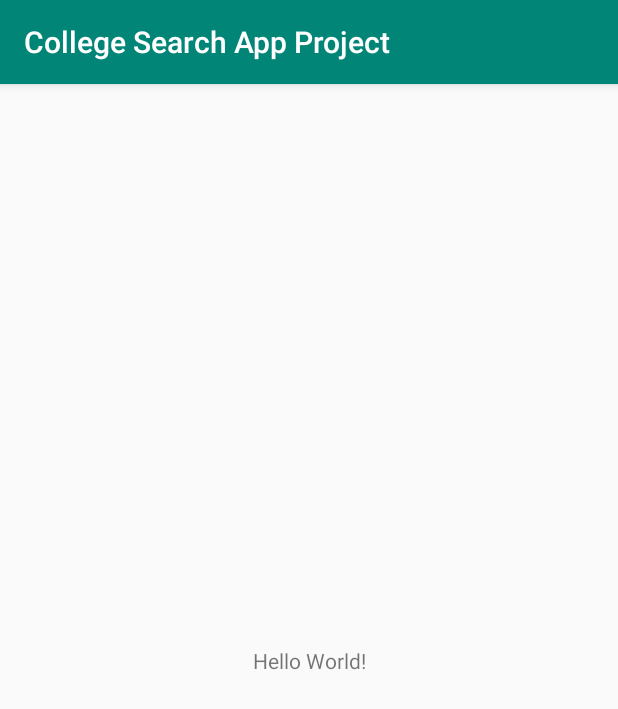
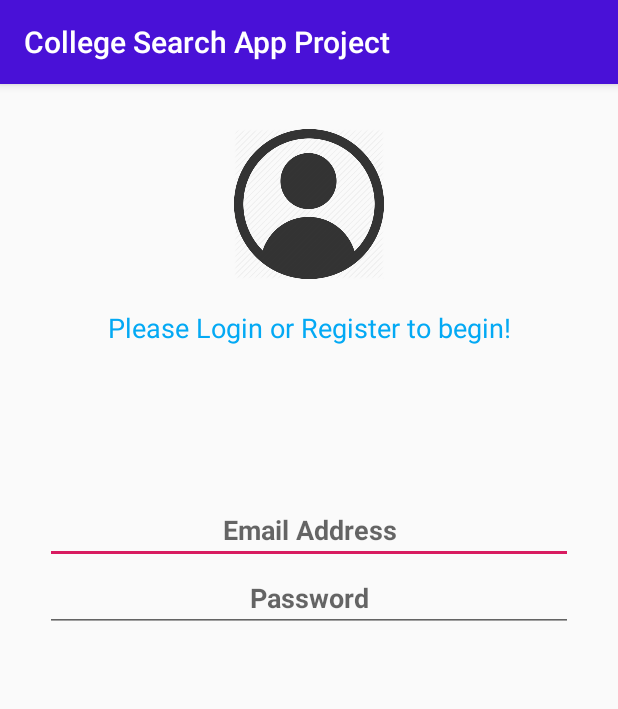
Before and after one commit to sayhimatt/CSE248, an Android app: the screen it shows after launch (MainActivity), on a phone screen of 412 x 824 dp. Shown: the top 709 px of the screen. Run offline under Robolectric (Android 15) with nearby library versions, the phone set to English and light mode, and no system bars.

Commit message:
Started Login view
Will finish up Login view and Account bag tomorrow

```diff
--- a/CollegeSearchAppProject/app/src/main/java/com/guidi/collegesearch/main/MainActivity.java
+++ b/CollegeSearchAppProject/app/src/main/java/com/guidi/collegesearch/main/MainActivity.java
@@ -9,6 +9,6 @@ public class MainActivity extends AppCompatActivity {
     @Override
     protected void onCreate(Bundle savedInstanceState) {
         super.onCreate(savedInstanceState);
-        setContentView(R.layout.activity_main);
+        setContentView(R.layout.login_layout);
     }
 }
--- a/CollegeSearchAppProject/app/src/main/java/model/Account.java
+++ b/CollegeSearchAppProject/app/src/main/java/model/Account.java
@@ -1,4 +1,18 @@
 package model;
 
-public class Account {
+public class Account  {
+    private Username uN;
+    private Password pW;
+    public Account(Username username, Password password){
+        this.uN = username;
+        this.pW = password;
+    }
+    public Username getUsername(){
+        return uN;
+    }
+    public boolean checkPassword(String attemptedP){
+        return pW.checkPassword(attemptedP);
+    }
+
+
 }
--- a/CollegeSearchAppProject/app/src/main/java/model/Password.java
+++ b/CollegeSearchAppProject/app/src/main/java/model/Password.java
@@ -1,4 +1,13 @@
 package model;
 
 public class Password {
+    String password;
+    public Password(String p){
+        this.password = p;
+    }
+    public boolean checkPassword(String p){
+        if(password.compareTo(p) == 0)
+            return true;
+        return false;
+    }
 }
--- a/CollegeSearchAppProject/app/src/main/java/model/Username.java
+++ b/CollegeSearchAppProject/app/src/main/java/model/Username.java
@@ -1,4 +1,15 @@
 package model;
 
 public class Username {
+    private String  email;
+    public Username(String e){
+        this.email = e;
+    }
+    @Override
+    public String toString(){
+        return "Username: " + email;
+    }
+    public String getUsername(){
+        return email;
+    }
 }
--- /dev/null
+++ b/CollegeSearchAppProject/app/src/main/res/layout/login_layout.xml
@@ -0,0 +1,69 @@
+<?xml version="1.0" encoding="utf-8"?>
+<androidx.constraintlayout.widget.ConstraintLayout xmlns:android="http://schemas.android.com/apk/res/android"
+    xmlns:app="http://schemas.android.com/apk/res-auto"
+    xmlns:tools="http://schemas.android.com/tools"
+    android:id="@+id/login_constraint_layout"
+    android:layout_width="match_parent"
+    android:layout_height="match_parent"
+    android:gravity="center_horizontal"
+    android:orientation="vertical">
+
+    <LinearLayout
+        android:id="@+id/linearLayout"
+        android:layout_width="0dp"
+        android:layout_height="0dp"
+        android:layout_margin="30dp"
+        android:gravity="center_horizontal"
+        android:orientation="vertical"
+        app:layout_constraintBottom_toBottomOf="parent"
+        app:layout_constraintEnd_toEndOf="parent"
+        app:layout_constraintStart_toStartOf="parent"
+        app:layout_constraintTop_toTopOf="parent">
+
+        <ImageView
+            android:id="@+id/imageView"
+            android:layout_width="100dp"
+            android:layout_height="100dp"
+            android:layout_marginBottom="20dp"
+            android:contentDescription="@string/sign_in"
+            android:src="@drawable/sign_in_icon" />
+
+        <TextView
+            android:id="@+id/login_text_view"
+            android:layout_width="match_parent"
+            android:layout_height="wrap_content"
+            android:layout_marginBottom="100dp"
+            android:gravity="center_horizontal"
+            android:text="@string/please_login_or_register_to_begin"
+            android:textColor="#03A9F4"
+            android:textSize="18sp" />
+
+        <EditText
+            android:id="@+id/email_edit_text"
+            android:layout_width="match_parent"
+            android:layout_height="wrap_content"
+            android:autofillHints=""
+            android:ems="10"
+            android:gravity="center_horizontal"
+            android:hint="@string/email_address"
+            android:inputType="textWebEmailAddress"
+            android:singleLine="true"
+            android:textAllCaps="false"
+            android:textStyle="bold"
+            tools:targetApi="o" />
+
+        <EditText
+            android:id="@+id/password_edit_text"
+            android:layout_width="match_parent"
+            android:layout_height="wrap_content"
+            android:autofillHints=""
+            android:ems="10"
+            android:textStyle="bold"
+            android:singleLine="true"
+            android:gravity="center_horizontal"
+            android:hint="@string/password"
+            android:inputType="textPassword"
+            tools:targetApi="o" />
+    </LinearLayout>
+
+</androidx.constraintlayout.widget.ConstraintLayout>
--- a/CollegeSearchAppProject/app/src/main/res/values/colors.xml
+++ b/CollegeSearchAppProject/app/src/main/res/values/colors.xml
@@ -1,6 +1,6 @@
 <?xml version="1.0" encoding="utf-8"?>
 <resources>
-    <color name="colorPrimary">#008577</color>
+    <color name="colorPrimary">#4911D7</color>
     <color name="colorPrimaryDark">#00574B</color>
     <color name="colorAccent">#D81B60</color>
 </resources>
--- a/CollegeSearchAppProject/app/src/main/res/values/strings.xml
+++ b/CollegeSearchAppProject/app/src/main/res/values/strings.xml
@@ -1,3 +1,7 @@
 <resources>
     <string name="app_name">College Search App Project</string>
+    <string name="sign_in">Sign in!</string>
+    <string name="please_login_or_register_to_begin">Please Login or Register to begin!</string>
+    <string name="email_address">Email Address</string>
+    <string name="password">Password</string>
 </resources>
```
Also changed, not shown: CollegeSearchAppProject/app/src/main/res/drawable-v24/sign_in_icon.png (added).
